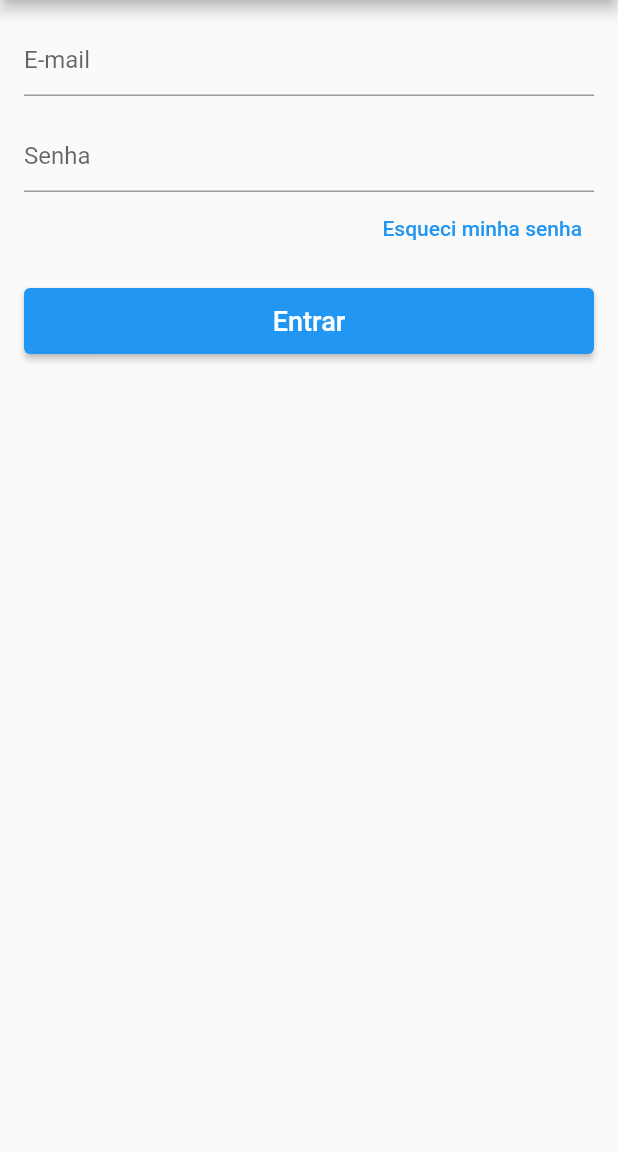
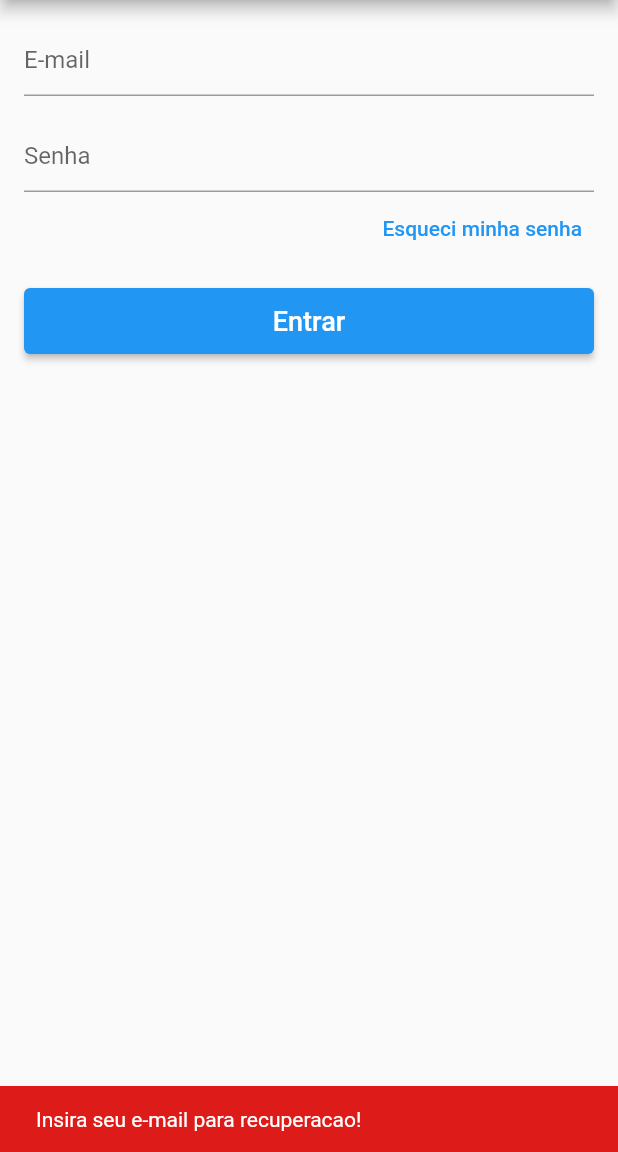
Before and after one commit to PedroAzevedo141/reu_app, a Flutter app: the LoginScreen screen opened directly, after a tap on "Esqueci minha senha", on a phone screen of 412 x 824 dp, the part 84-1236 px from its top. Run offline on Flutter 3.47's test engine with Material 2 defaults, Android fonts, the phone set to English and light mode, and no system bars; our stand-ins replace cloud_firestore, firebase_auth, firebase_core, flutter_slidable, flutter_svg, shared_preferences; accounts and stored records are empty.

Commit message:
[ADDED] a opcao de recuperar a senha da aplicacao.

```diff
--- a/lib/models/user_model.dart
+++ b/lib/models/user_model.dart
@@ -79,7 +79,9 @@
     });
   }
 
-  void recoverPass() {}
+  void recoverPass(String email) {
+    _auth.sendPasswordResetEmail(email: email);
+  }
 
   bool isLoggedIn() {
     return firebaseUser != null;
--- a/lib/screens/auth_users/login_screen.dart
+++ b/lib/screens/auth_users/login_screen.dart
@@ -75,7 +75,22 @@
                 Align(
                   alignment: Alignment.centerRight,
                   child: TextButton(
-                    onPressed: () {},
+                    onPressed: () {
+                      if (_emailController.text.isEmpty) {
+                        ScaffoldMessenger.of(context).showSnackBar(SnackBar(
+                          content: Text("Insira seu e-mail para recuperacao!"),
+                          backgroundColor: redAlert,
+                          duration: Duration(seconds: 2),
+                        ));
+                      } else {
+                        model.recoverPass(_emailController.text);
+                        ScaffoldMessenger.of(context).showSnackBar(SnackBar(
+                          content: Text("Confira seu e-mail!"),
+                          backgroundColor: kPrimaryColor,
+                          duration: Duration(seconds: 2),
+                        ));
+                      }
+                    },
                     child: Text(
                       "Esqueci minha senha",
                       textAlign: TextAlign.right,
```
